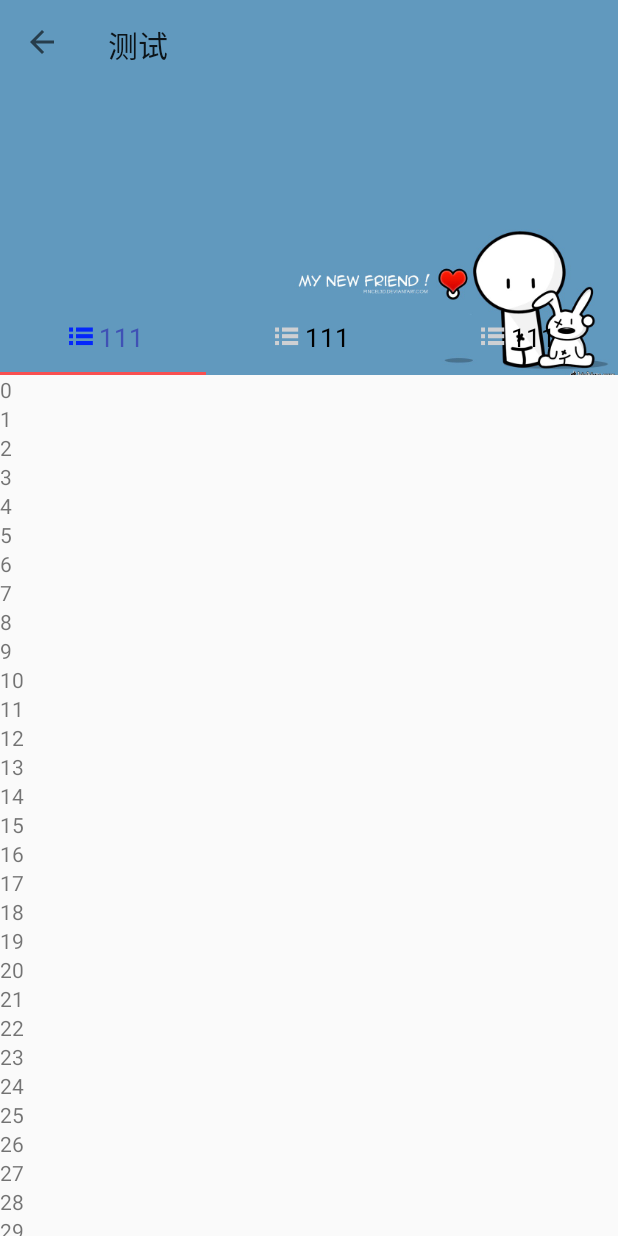
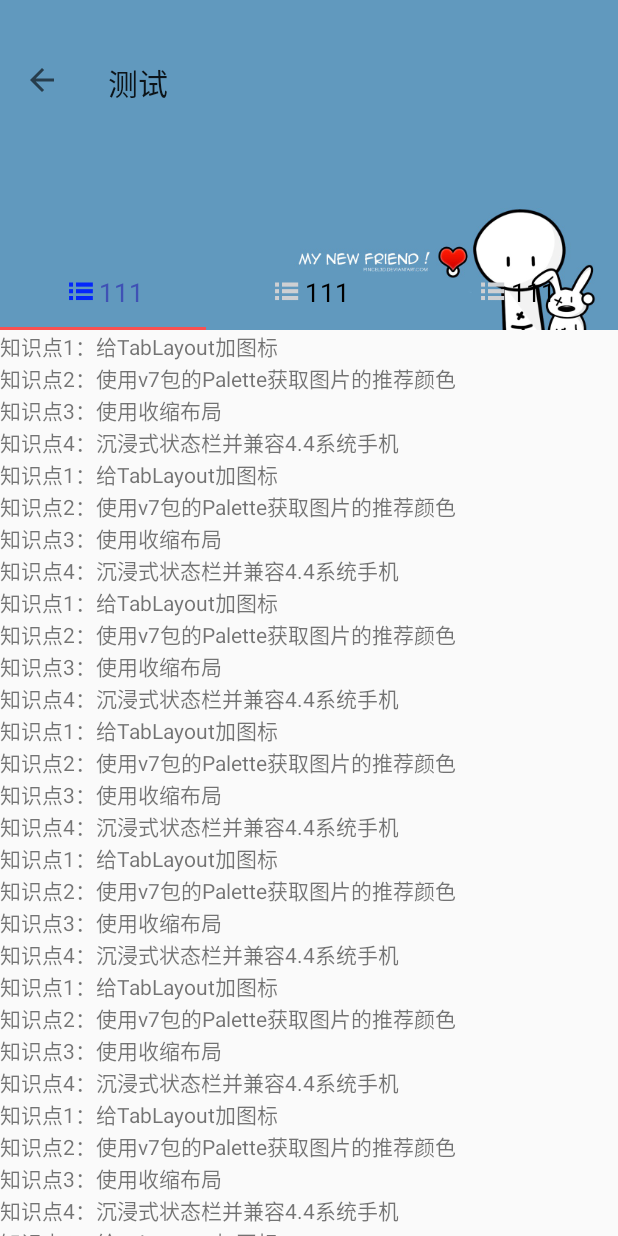
Before and after one commit to SureCoder/MyMaterialDesignDemo, an Android app: the screen it shows after launch (MainActivity), on a phone screen of 412 x 824 dp. Run offline under Robolectric (Android 15) with nearby library versions, the phone set to English and light mode, and no system bars; libraries missing offline, so code that uses them is left out: android.support.v7; 2 statements that could not run were skipped.

Commit message:
分了包，添加了沉浸式状态栏的效果

```diff
--- a/app/src/main/AndroidManifest.xml
+++ b/app/src/main/AndroidManifest.xml
@@ -8,7 +8,7 @@
         android:label="@string/app_name"
         android:supportsRtl="true"
         android:theme="@style/Theme.AppCompat.Light.NoActionBar" >
-        <activity android:name=".MainActivity" >
+        <activity android:name=".ui.MainActivity" >
             <intent-filter>
                 <action android:name="android.intent.action.MAIN" />
 
--- a/app/src/main/java/sure/com/mymaterialdesigndemo/ViewPagAdapter.java
+++ b/app/src/main/java/sure/com/mymaterialdesigndemo/adapter/ViewPagAdapter.java
@@ -1,8 +1,10 @@
-package sure.com.mymaterialdesigndemo;
+package sure.com.mymaterialdesigndemo.adapter;
 
 import android.support.v4.app.Fragment;
 import android.support.v4.app.FragmentManager;
 import android.support.v4.app.FragmentPagerAdapter;
+
+import sure.com.mymaterialdesigndemo.ui.DemoFragment;
 
 /**
  * 描述：
--- /dev/null
+++ b/app/src/main/java/sure/com/mymaterialdesigndemo/statusbarUtils/StatusBabUtils.java
@@ -0,0 +1,51 @@
+package sure.com.mymaterialdesigndemo.statusbarUtils;
+
+import android.app.Activity;
+import android.content.Context;
+import android.graphics.Color;
+import android.os.Build;
+import android.view.View;
+import android.view.ViewGroup;
+import android.view.WindowManager;
+import android.widget.LinearLayout;
+
+import sure.com.mymaterialdesigndemo.R;
+
+/**
+ * 描述：
+ * 创建人：ShuoLi
+ * 创建时间：2016/10/28 9:37
+ */
+public class StatusBabUtils {
+
+    public static void transparentStatusBar(Activity context) {
+        if (Build.VERSION.SDK_INT >= Build.VERSION_CODES.LOLLIPOP) {
+            //5.0及以上
+            View decorView = context.getWindow().getDecorView();
+            int option = View.SYSTEM_UI_FLAG_LAYOUT_FULLSCREEN
+                    | View.SYSTEM_UI_FLAG_LAYOUT_STABLE;
+            decorView.setSystemUiVisibility(option);
+            context.getWindow().setStatusBarColor(Color.TRANSPARENT);
+        } else if (Build.VERSION.SDK_INT >= Build.VERSION_CODES.KITKAT) {
+            //4.4到5.0
+            WindowManager.LayoutParams localLayoutParams = context.getWindow().getAttributes();
+            localLayoutParams.flags = (WindowManager.LayoutParams.FLAG_TRANSLUCENT_STATUS | localLayoutParams.flags);
+        }
+        //addStatusBarView();//不推荐使用添加view的方式，所以注释掉此代码
+    }
+
+    private void addStatusBarView(Activity context) {
+        View view = new View(context);
+        view.setBackgroundColor(context.getResources().getColor(R.color.colorPrimary));//颜色自己指定
+        LinearLayout.LayoutParams params = new LinearLayout.LayoutParams(ViewGroup.LayoutParams.MATCH_PARENT,
+                getStatusBarHeight(context));
+        ViewGroup decorView = (ViewGroup) context.findViewById(android.R.id.content);
+        decorView.addView(view, params);
+    }
+
+    public int getStatusBarHeight(Context context) {
+        int resourceId = context.getResources().getIdentifier("status_bar_height", "dimen", "android");
+        return context.getResources().getDimensionPixelSize(resourceId);
+    }
+
+}
--- a/app/src/main/java/sure/com/mymaterialdesigndemo/DemoFragment.java
+++ b/app/src/main/java/sure/com/mymaterialdesigndemo/ui/DemoFragment.java
@@ -1,4 +1,4 @@
-package sure.com.mymaterialdesigndemo;
+package sure.com.mymaterialdesigndemo.ui;
 
 import android.os.Bundle;
 import android.support.annotation.Nullable;
@@ -11,6 +11,11 @@ import android.view.View;
 import android.view.ViewGroup;
 import android.widget.TextView;
 
+import java.util.ArrayList;
+import java.util.List;
+
+import sure.com.mymaterialdesigndemo.R;
+
 /**
  * 描述：
  * 创建人：ShuoLi
@@ -19,10 +24,18 @@ import android.widget.TextView;
 public class DemoFragment extends Fragment {
 
     private RecyclerView recyclerView;
-
+    List<String> list;
     @Override
     public void onCreate(@Nullable Bundle savedInstanceState) {
         super.onCreate(savedInstanceState);
+        list = new ArrayList<>();
+        for (int i = 0; i < 20; i++) {
+            list.add("知识点1：给TabLayout加图标");
+            list.add("知识点2：使用v7包的Palette获取图片的推荐颜色");
+            list.add("知识点3：使用收缩布局");
+            list.add("知识点4：沉浸式状态栏并兼容4.4系统手机");
+        }
+
     }
 
     @Nullable
@@ -42,14 +55,14 @@ public class DemoFragment extends Fragment {
 
             @Override
             public void onBindViewHolder(RecyclerView.ViewHolder holder, int position) {
-                ((Myholer)holder).tv.setText(position+"");
+                ((Myholer)holder).tv.setText(list.get(position));
             }
 
 
 
             @Override
             public int getItemCount() {
-                return 50;
+                return list.size();
             }
 
             class Myholer extends RecyclerView.ViewHolder{
--- a/app/src/main/java/sure/com/mymaterialdesigndemo/MainActivity.java
+++ b/app/src/main/java/sure/com/mymaterialdesigndemo/ui/MainActivity.java
@@ -1,4 +1,4 @@
-package sure.com.mymaterialdesigndemo;
+package sure.com.mymaterialdesigndemo.ui;
 
 import android.graphics.Bitmap;
 import android.graphics.BitmapFactory;
@@ -9,14 +9,12 @@ import android.support.v4.view.ViewPager;
 import android.support.v7.app.AppCompatActivity;
 import android.os.Bundle;
 import android.support.v7.graphics.Palette;
-import android.support.v7.widget.DefaultItemAnimator;
-import android.support.v7.widget.LinearLayoutManager;
 import android.support.v7.widget.RecyclerView;
 import android.support.v7.widget.Toolbar;
-import android.view.LayoutInflater;
-import android.view.View;
-import android.view.ViewGroup;
-import android.widget.TextView;
+
+import sure.com.mymaterialdesigndemo.R;
+import sure.com.mymaterialdesigndemo.adapter.ViewPagAdapter;
+import sure.com.mymaterialdesigndemo.statusbarUtils.StatusBabUtils;
 
 public class MainActivity extends AppCompatActivity {
 
@@ -33,6 +31,7 @@ public class MainActivity extends AppCompatActivity {
     protected void onCreate(Bundle savedInstanceState) {
         super.onCreate(savedInstanceState);
         setContentView(R.layout.activity_main);
+        StatusBabUtils.transparentStatusBar(this);
         findView();
         initToolbar();
         initTab();
--- a/app/src/main/res/layout/activity_main.xml
+++ b/app/src/main/res/layout/activity_main.xml
@@ -4,7 +4,7 @@
     android:layout_width="match_parent"
     android:layout_height="match_parent"
     xmlns:app="http://schemas.android.com/apk/res-auto"
-    tools:context="sure.com.mymaterialdesigndemo.MainActivity">
+    tools:context="sure.com.mymaterialdesigndemo.ui.MainActivity">
 
     <android.support.design.widget.AppBarLayout
         android:layout_width="match_parent"
@@ -15,7 +15,7 @@
 
             app:layout_scrollFlags="scroll|exitUntilCollapsed"
             android:layout_width="match_parent"
-            android:layout_height="250dp">
+            android:layout_height="220dp">
             <ImageView
                 android:src="@mipmap/iv"
                 android:scaleType="centerCrop"
@@ -24,10 +24,11 @@
                 app:layout_collapseMode="parallax"
                 />
             <android.support.v7.widget.Toolbar
+                android:paddingTop="@dimen/statusBar_height"
                 app:layout_collapseMode="pin"
                 android:layout_width="match_parent"
                 android:gravity="top"
-                android:layout_height="88dp"
+                android:layout_height="110dp"
                 android:id="@+id/toolbar"
                 app:titleMarginTop="15dp"
                 >
--- a/app/src/main/res/values/dimens.xml
+++ b/app/src/main/res/values/dimens.xml
@@ -2,4 +2,5 @@
     <!-- Default screen margins, per the Android Design guidelines. -->
     <dimen name="activity_horizontal_margin">16dp</dimen>
     <dimen name="activity_vertical_margin">16dp</dimen>
+    <dimen name="statusBar_height">25dp</dimen>
 </resources>
```
